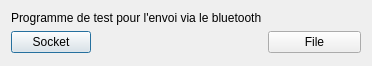
This is dialog.ui in alan7000/serveurBluetooth as Qt 5 draws it before an edit. The edited form follows.
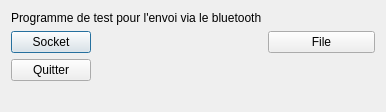
This is the edited form.

Commit message: Modification du dialog principale.

Patch:
```diff
--- a/dialog.ui
+++ b/dialog.ui
@@ -6,8 +6,8 @@
    <rect>
     <x>0</x>
     <y>0</y>
-    <width>372</width>
-    <height>66</height>
+    <width>386</width>
+    <height>112</height>
    </rect>
   </property>
   <property name="windowTitle">
@@ -21,20 +21,27 @@
      </property>
     </widget>
    </item>
-   <item row="1" column="0">
+   <item row="2" column="0">
     <widget class="QPushButton" name="pushButtonSocket">
      <property name="text">
       <string>Socket</string>
      </property>
     </widget>
    </item>
-   <item row="1" column="1">
+   <item row="2" column="1">
     <widget class="QPushButton" name="pushButtonFile">
      <property name="text">
       <string>File</string>
      </property>
     </widget>
    </item>
+   <item row="5" column="0">
+    <widget class="QPushButton" name="pushButton">
+     <property name="text">
+      <string>Quitter</string>
+     </property>
+    </widget>
+   </item>
   </layout>
  </widget>
  <resources/>
```
Left out of the diff: 19 changed lines with no effect on the pictures.
